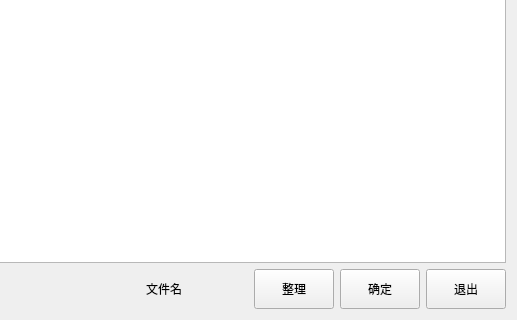
Old version of the form src/playalternatenewdialog.ui in the repository ch593030323/video-watcher; both pictures show x 426 to 943 and y 190 to 510 of the 943 by 510 pixel window.
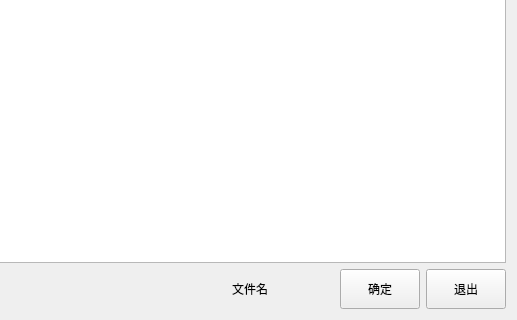
New version of the form. Custom widgets are drawn as their Qt base class.

```diff
--- a/src/playalternatenewdialog.ui
+++ b/src/playalternatenewdialog.ui
@@ -187,19 +187,6 @@
        </property>
       </widget>
      </item>
-     <item>
-      <widget class="QPushButton" name="pushButton_adjust">
-       <property name="minimumSize">
-        <size>
-         <width>80</width>
-         <height>40</height>
-        </size>
-       </property>
-       <property name="text">
-        <string>整理</string>
-       </property>
-      </widget>
-     </item>
      <item>
       <widget class="QPushButton" name="pushButton_ok">
        <property name="minimumSize">
```
